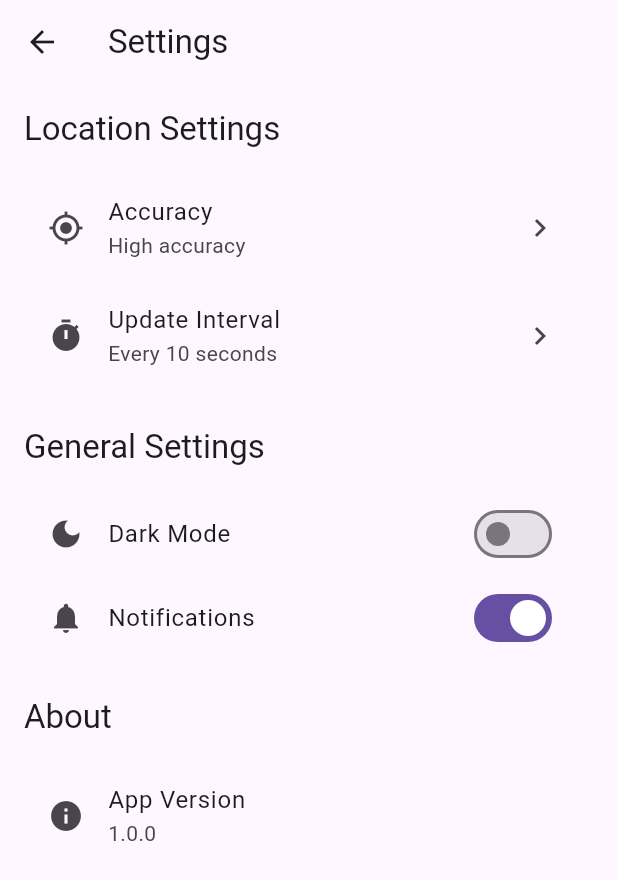
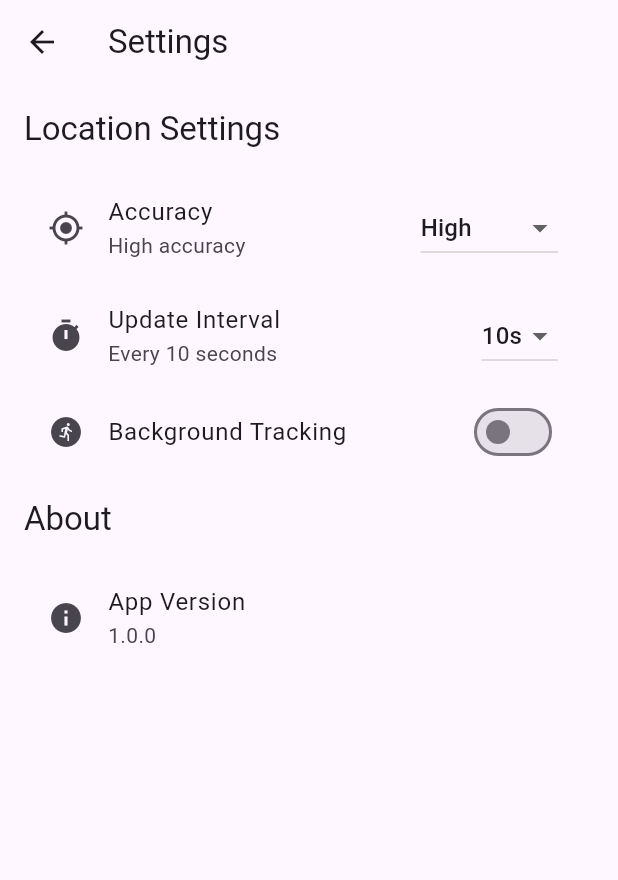
Before and after one commit to falaharby/gps-tracker, a Flutter app: the SettingPage screen opened directly, on a phone screen of 412 x 824 dp. Shown: the top 880 px of the screen. Run offline on Flutter 3.47's test engine with Material 3 defaults, Android fonts, the phone set to English and light mode, and no system bars; our stand-ins replace flutter_local_notifications, flutter_map, geolocator, hive, hive_flutter, latlong2 and 2 more; missing offline and left inert: flutter_background_service, proste_indexed_stack; accounts and stored records are empty.

Commit message:
success stream based on interval

```diff
--- a/lib/app/app.dart
+++ b/lib/app/app.dart
@@ -3,6 +3,7 @@ import 'package:gps_tracking_system/app/router.dart';
 import 'package:provider/provider.dart';
 import 'package:gps_tracking_system/features/tracking/providers.dart';
 import 'package:gps_tracking_system/features/history/providers.dart';
+import 'package:gps_tracking_system/features/setting/providers.dart';
 
 class MyApp extends StatelessWidget {
   const MyApp({super.key});
@@ -12,6 +13,7 @@ class MyApp extends StatelessWidget {
     return MultiProvider(
       providers: [
         ...trackingProviders(),
+        ...settingProviders(),
         ...historyProviders(),
       ],
       child: MaterialApp(
--- a/lib/features/setting/view/setting_page.dart
+++ b/lib/features/setting/view/setting_page.dart
@@ -1,4 +1,19 @@
 import 'package:flutter/material.dart';
+import 'package:provider/provider.dart';
+import '../viewmodel/setting_provider.dart';
+
+String _displayAccuracy(String key) {
+  switch (key) {
+    case 'high':
+      return 'High accuracy';
+    case 'balanced':
+      return 'Balanced accuracy';
+    case 'low':
+      return 'Low power (low)';
+    default:
+      return key;
+  }
+}
 
 class SettingPage extends StatelessWidget {
   const SettingPage({super.key});
@@ -22,45 +37,52 @@ class SettingPage extends StatelessWidget {
                   style: Theme.of(context).textTheme.titleLarge,
                 ),
                 const SizedBox(height: 16),
+                Consumer<SettingProvider>(
+                  builder: (context, settings, _) => Column(
+                    children: [
                       ListTile(
+                        leading: const Icon(Icons.gps_fixed),
                         title: const Text('Accuracy'),
-                  subtitle: const Text('High accuracy'),
-                  leading: const Icon(Icons.gps_fixed),
-                  trailing: const Icon(Icons.chevron_right),
-                  onTap: () {},
+                        subtitle: Text(_displayAccuracy(settings.accuracy)),
+                        trailing: DropdownButton<String>(
+                          value: settings.accuracy,
+                          items: const [
+                            DropdownMenuItem(value: 'high', child: Text('High')),
+                            DropdownMenuItem(value: 'balanced', child: Text('Balanced')),
+                            DropdownMenuItem(value: 'low', child: Text('Low')),
+                          ],
+                          onChanged: (v) {
+                            if (v != null) settings.setAccuracy(v);
+                          },
+                        ),
                       ),
                       ListTile(
+                        leading: const Icon(Icons.timer),
                         title: const Text('Update Interval'),
-                  subtitle: const Text('Every 10 seconds'),
-                  leading: const Icon(Icons.timer),
-                  trailing: const Icon(Icons.chevron_right),
-                  onTap: () {},
+                        subtitle: Text('Every ${settings.updateIntervalSeconds} seconds'),
+                        trailing: DropdownButton<int>(
+                          value: settings.updateIntervalSeconds,
+                          items: const [
+                            DropdownMenuItem(value: 5, child: Text('5s')),
+                            DropdownMenuItem(value: 10, child: Text('10s')),
+                            DropdownMenuItem(value: 30, child: Text('30s')),
+                            DropdownMenuItem(value: 60, child: Text('1m')),
+                          ],
+                          onChanged: (v) {
+                            if (v != null) settings.setUpdateInterval(v);
+                          },
                         ),
-                const SizedBox(height: 24),
-                Text(
-                  'General Settings',
-                  style: Theme.of(context).textTheme.titleLarge,
+                      ),
+                      SwitchListTile(
+                        secondary: const Icon(Icons.run_circle),
+                        title: const Text('Background Tracking'),
+                        value: settings.backgroundTracking,
+                        onChanged: (v) => settings.setBackgroundTracking(v),
+                      ),
+                    ],
+                  ),
                 ),
                 const SizedBox(height: 16),
-                ListTile(
-                  title: const Text('Dark Mode'),
-                  leading: const Icon(Icons.dark_mode),
-                  trailing: Switch(
-                    value: false,
-                    onChanged: (value) {},
-                  ),
-                  onTap: () {},
-                ),
-                ListTile(
-                  title: const Text('Notifications'),
-                  leading: const Icon(Icons.notifications),
-                  trailing: Switch(
-                    value: true,
-                    onChanged: (value) {},
-                  ),
-                  onTap: () {},
-                ),
-                const SizedBox(height: 24),
                 Text(
                   'About',
                   style: Theme.of(context).textTheme.titleLarge,
--- /dev/null
+++ b/lib/features/setting/viewmodel/setting_provider.dart
@@ -0,0 +1,40 @@
+import 'package:flutter/foundation.dart';
+import '../data/settings_repository.dart';
+
+class SettingProvider extends ChangeNotifier {
+  final SettingsRepository _service;
+
+  // default values
+  int updateIntervalSeconds = 10;
+  String accuracy = 'high';
+  bool backgroundTracking = false;
+
+  SettingProvider({SettingsRepository? service}) : _service = service ?? SettingsRepository() {
+    _load();
+  }
+
+  Future<void> _load() async {
+    updateIntervalSeconds = await _service.getUpdateInterval();
+    accuracy = await _service.getAccuracy();
+    backgroundTracking = await _service.getBackgroundTracking();
+    notifyListeners();
+  }
+
+  Future<void> setUpdateInterval(int seconds) async {
+    updateIntervalSeconds = seconds;
+    notifyListeners();
+    await _service.setUpdateInterval(seconds);
+  }
+
+  Future<void> setAccuracy(String value) async {
+    accuracy = value;
+    notifyListeners();
+    await _service.setAccuracy(value);
+  }
+
+  Future<void> setBackgroundTracking(bool enabled) async {
+    backgroundTracking = enabled;
+    notifyListeners();
+    await _service.setBackgroundTracking(enabled);
+  }
+}
--- a/pubspec.yaml
+++ b/pubspec.yaml
@@ -47,6 +47,7 @@ dependencies:
   intl: ^0.19.0
   uuid: ^4.0.0
   flutter_local_notifications: ^20.1.0
+  shared_preferences: ^2.1.0
 
 dev_dependencies:
   hive_generator: ^2.0.1
```
Also changed, not shown: lib/core/services/background_service_init.dart (+39 -20 lines), lib/features/setting/data/settings_repository.dart (added, +37 -0 lines), lib/features/setting/providers.dart (added, +12 -0 lines), lib/features/tracking/view/tracking_page.dart (+8 -2 lines), lib/features/tracking/viewmodel/tracking_controller.dart (+27 -4 lines), pubspec.lock, 1 other file. Lines whose indentation alone changed are shown as unchanged.
